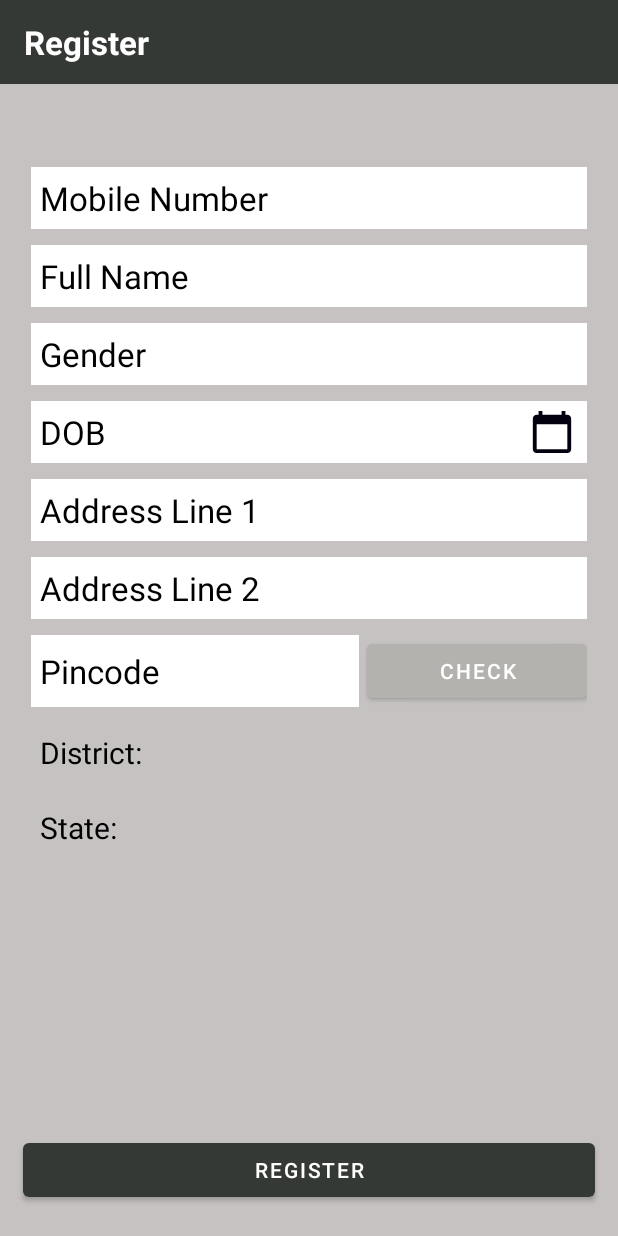
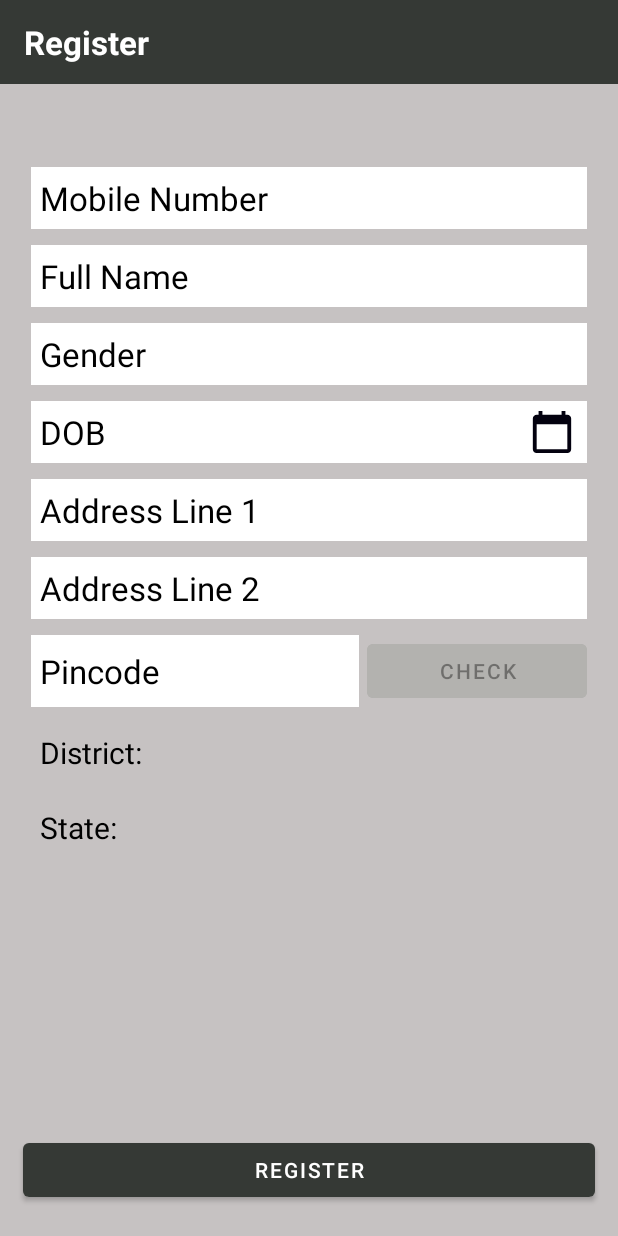
Before and after one commit to Kakashi-23/WeatherApp, an Android app: the screen it shows after launch (RegistrationActivity), on a phone screen of 412 x 824 dp. Run offline under Robolectric (Android 15) with nearby library versions, the phone set to English and light mode, and no system bars.

Commit message:
registration activity completed

```diff
--- a/app/build.gradle
+++ b/app/build.gradle
@@ -42,4 +42,8 @@ dependencies {
     testImplementation 'junit:junit:4.+'
     androidTestImplementation 'androidx.test.ext:junit:1.1.3'
     androidTestImplementation 'androidx.test.espresso:espresso-core:3.4.0'
+
+    // Retrofit dependencies
+    implementation 'com.squareup.retrofit2:retrofit:2.7.2'
+    implementation 'com.squareup.retrofit2:converter-gson:2.7.2'
 }
--- a/app/src/main/AndroidManifest.xml
+++ b/app/src/main/AndroidManifest.xml
@@ -1,6 +1,8 @@
 <?xml version="1.0" encoding="utf-8"?>
 <manifest xmlns:android="http://schemas.android.com/apk/res/android"
     package="com.example.weatherapp">
+    <uses-permission android:name="android.permission.ACCESS_NETWORK_STATE"/>
+    <uses-permission android:name="android.permission.INTERNET" />
 
     <application
         android:allowBackup="true"
--- /dev/null
+++ b/app/src/main/java/com/example/weatherapp/Api.kt
@@ -0,0 +1,13 @@
+package com.example.weatherapp
+
+import com.example.weatherapp.models.PincodeDetails
+import retrofit2.Call
+import retrofit2.http.GET
+import retrofit2.http.Path
+import retrofit2.http.Query
+
+interface Api {
+
+    @GET("pincode/{pincode}")
+    fun getPinCodeDetails(@Path("pincode") pincode:Int):Call<ArrayList<PincodeDetails>>
+}
--- a/app/src/main/res/layout/activity_registration.xml
+++ b/app/src/main/res/layout/activity_registration.xml
@@ -28,7 +28,6 @@
             android:textStyle="bold"
             />
     </com.google.android.material.appbar.MaterialToolbar>
-
     <LinearLayout
         android:id="@+id/details_layout"
         android:layout_width="match_parent"
@@ -78,14 +77,16 @@
             android:background="@color/white"
             android:hint="@string/gender"
             android:inputType="none"
+            android:clickable="false"
+            android:cursorVisible="false"
+            android:focusable="false"
+            android:focusableInTouchMode="false"
             style="@style/Widget.AppCompat.Spinner.DropDown"
             android:textSize="22sp"
             android:padding="6dp"
             android:layout_margin="5dp"
             android:textColor="@color/black"
-            android:textColorHint="@color/black"
-            android:clickable="true"
-            android:focusable="true" />
+            android:textColorHint="@color/black" />
         <LinearLayout
             android:id="@+id/dob_layout"
             android:layout_width="match_parent"
@@ -103,6 +104,10 @@
                 android:background="@color/white"
                 android:hint="DOB"
                 android:inputType="none"
+                android:clickable="false"
+                android:cursorVisible="false"
+                android:focusable="false"
+                android:focusableInTouchMode="false"
                 android:textSize="22sp"
                 android:padding="6dp"
                 android:textColor="@color/black"
@@ -173,8 +178,9 @@
                 android:layout_height="match_parent"
                 android:layout_weight="0.8"
                 android:text="Check"
-                android:backgroundTint="#B3B2AF"
+                android:backgroundTint="@color/_grey"
                 android:layout_marginStart="5dp"
+                android:enabled="false"
                 />
 
         </LinearLayout>
@@ -212,7 +218,15 @@
         app:layout_constraintStart_toStartOf="parent"
         android:text="Register"/>
 
-
+    <ProgressBar
+        android:id="@+id/animationView"
+        android:layout_width="wrap_content"
+        android:layout_height="wrap_content"
+        app:layout_constraintTop_toTopOf="parent"
+        app:layout_constraintStart_toStartOf="parent"
+        app:layout_constraintEnd_toEndOf="parent"
+        app:layout_constraintBottom_toBottomOf="parent"
+        android:visibility="gone"/>
 
 
 </androidx.constraintlayout.widget.ConstraintLayout>
--- a/app/src/main/res/values/colors.xml
+++ b/app/src/main/res/values/colors.xml
@@ -8,4 +8,6 @@
     <color name="black">#FF000000</color>
     <color name="white">#FFFFFFFF</color>
     <color name="background_grey">#C6C2C2</color>
+    <color name="blue_progress_bar">#000000</color>
+    <color name="_grey">#B3B2AF</color>
 </resources>
```
Also changed, not shown: app/src/main/java/com/example/weatherapp/Constants.kt (added, +7 -0 lines), app/src/main/java/com/example/weatherapp/DatePickerFragment.kt (+26 -1 lines), app/src/main/java/com/example/weatherapp/RegistrationActivity.kt (+118 -27 lines), app/src/main/java/com/example/weatherapp/RetrofitClient.kt (added, +28 -0 lines), app/src/main/java/com/example/weatherapp/models/PincodeDetails.kt (added, +24 -0 lines).
